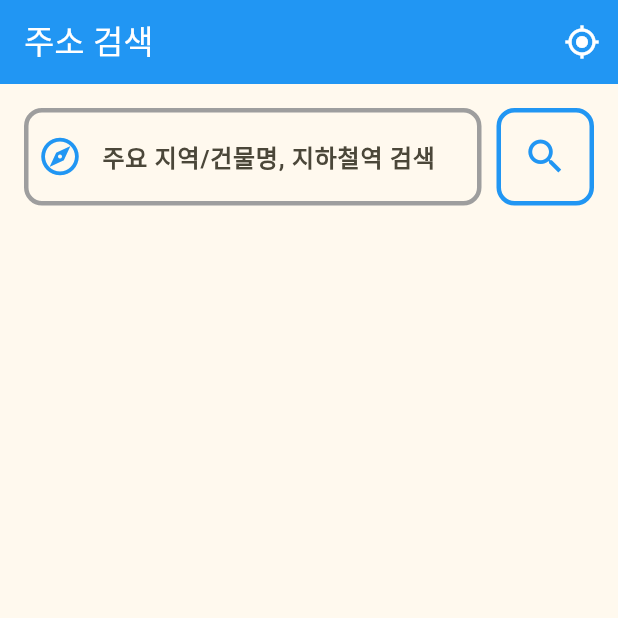
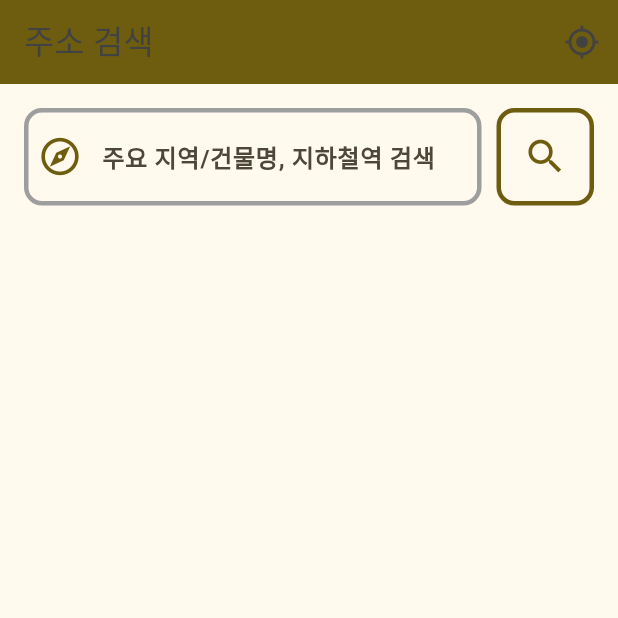
Before and after one commit to So2ln/nearby_finder_app, a Flutter app: the screen it shows after launch, on a phone screen of 412 x 824 dp, the top half of it. Run offline on Flutter 3.47's test engine with Material 3 defaults, Android fonts, the phone set to English and light mode, and no system bars; our stand-ins replace cloud_firestore, dio, firebase_core, flutter_riverpod, geocoding, geolocator; accounts and stored records are empty.

```diff
--- a/lib/screens/location_search_screen.dart
+++ b/lib/screens/location_search_screen.dart
@@ -42,8 +42,8 @@ class _LocationSearchScreenState extends ConsumerState<LocationSearchScreen> {
     return Scaffold(
       appBar: AppBar(
         title: const Text('주소 검색'),
-        backgroundColor: Colors.blue,
-        foregroundColor: Colors.white,
+        backgroundColor: Theme.of(context).colorScheme.primary,
+        foregroundColor: Theme.of(context).colorScheme.onPrimary,
         actions: [
           IconButton(
             icon: const Icon(Icons.gps_fixed),
@@ -75,7 +75,7 @@ class _LocationSearchScreenState extends ConsumerState<LocationSearchScreen> {
                   Expanded(
                     child: TextField(
                       controller: _controller,
-                      decoration: const InputDecoration(
+                      decoration: InputDecoration(
                         labelText: '주요 지역/건물명, 지하철역 검색',
                         labelStyle: TextStyle(
                           fontWeight: FontWeight.bold,
@@ -87,7 +87,7 @@ class _LocationSearchScreenState extends ConsumerState<LocationSearchScreen> {
                         ),
                         prefixIcon: Icon(
                           Icons.explore_outlined,
-                          color: Colors.blue,
+                          color: Theme.of(context).colorScheme.primary,
                           size: 30,
                         ),
                         hintText: '예: 수원, 스타필드, 강남역',
@@ -112,7 +112,7 @@ class _LocationSearchScreenState extends ConsumerState<LocationSearchScreen> {
                         focusedBorder: OutlineInputBorder(
                           borderRadius: BorderRadius.all(Radius.circular(12)),
                           borderSide: BorderSide(
-                            color: Colors.blue,
+                            color: Theme.of(context).colorScheme.primary,
                             width: 3.0,
                           ),
                         ),
@@ -130,11 +130,13 @@ class _LocationSearchScreenState extends ConsumerState<LocationSearchScreen> {
                       onPressed: asyncValue.isLoading ? null : _performSearch,
                       // 버튼 스타일 지정
                       style: IconButton.styleFrom(
-                        foregroundColor: Colors.blue,
+                        foregroundColor: Theme.of(
+                          context,
+                        ).colorScheme.onPrimary,
 
                         // backgroundColor: Colors.blue, // 기본 배경색'
-                        side: const BorderSide(
-                          color: Colors.blue,
+                        side: BorderSide(
+                          color: Theme.of(context).colorScheme.primary,
                           width: 3,
                         ),
                         // shape 속성을 추가하고 RoundedRectangleBorder를 지정
@@ -147,18 +149,18 @@ class _LocationSearchScreenState extends ConsumerState<LocationSearchScreen> {
                       ),
                       // 로딩 상태에 따라 아이콘 변경
                       icon: asyncValue.isLoading
-                          ? const SizedBox(
+                          ? SizedBox(
                               width: 20,
                               height: 20,
                               child: CircularProgressIndicator(
                                 strokeWidth: 2.5,
-                                color: Colors.blue,
+                                color: Theme.of(context).colorScheme.primary,
                               ),
                             )
-                          : const Icon(
+                          : Icon(
                               Icons.search,
                               size: 30, // 아이콘 크기 조정
-                              color: Colors.blue, // 아이콘 색상
+                              color: Theme.of(context).colorScheme.primary,
                             ),
                     ),
                   ),
```
Also changed, not shown: 2136 other files.
